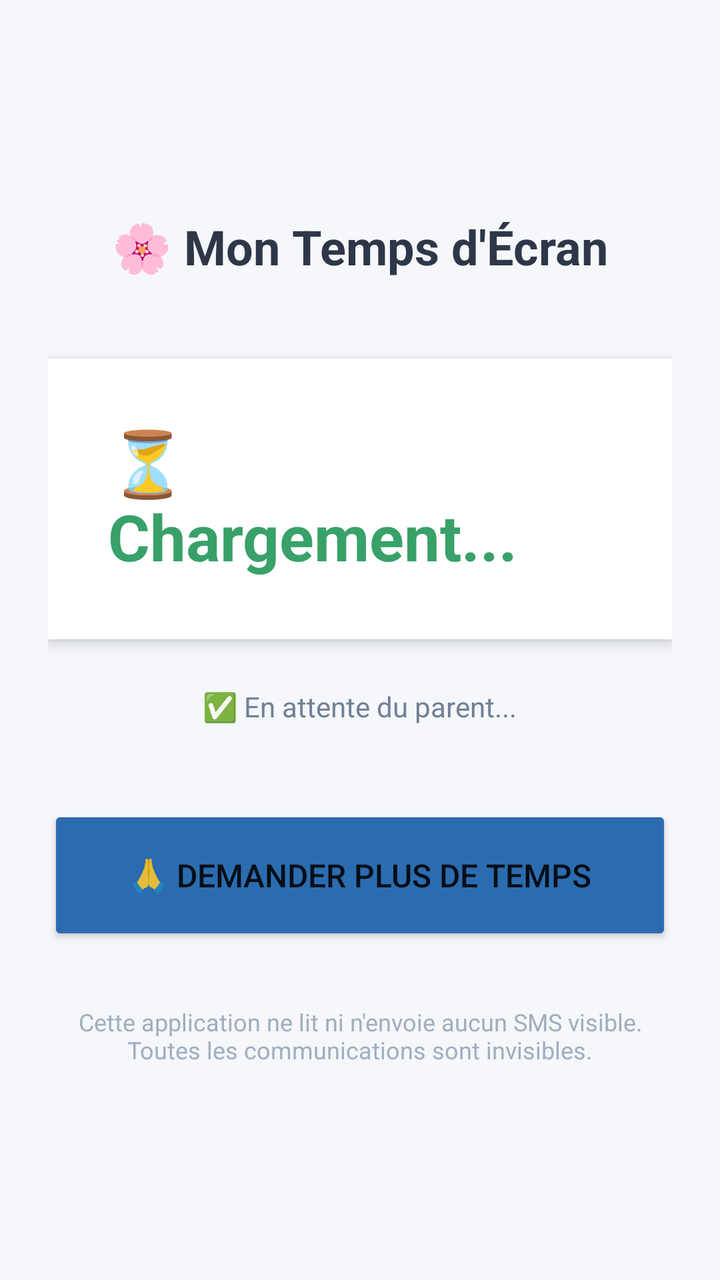
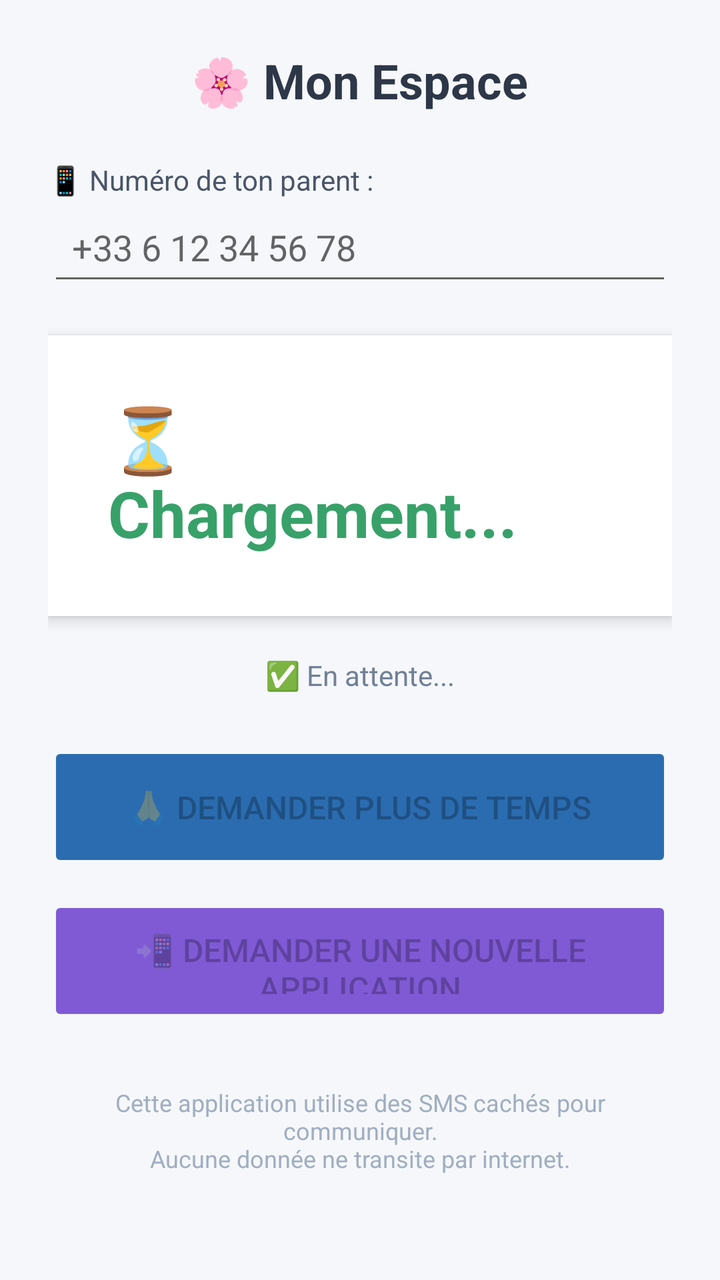

Compare the two renders of this Android layout. The source of the first and the diff that turns it into the second are given below.
<!-- AndroidManifest.xml: application theme Theme.AppCompat.Light.NoActionBar -->
<!-- res/layout/activity_enfant_main.xml -->
<?xml version="1.0" encoding="utf-8"?>
<LinearLayout xmlns:android="http://schemas.android.com/apk/res/android"
    android:layout_width="match_parent"
    android:layout_height="match_parent"
    android:orientation="vertical"
    android:gravity="center"
    android:background="#F5F7FA"
    android:padding="24dp">

    <TextView
        android:layout_width="wrap_content"
        android:layout_height="wrap_content"
        android:text="🌸 Mon Temps d'Écran"
        android:textSize="24sp"
        android:textStyle="bold"
        android:textColor="#2D3748"
        android:paddingBottom="40dp"/>

    <TextView
        android:id="@+id/txt_temps_restant"
        android:layout_width="wrap_content"
        android:layout_height="wrap_content"
        android:text="⏳ Chargement..."
        android:textSize="32sp"
        android:textStyle="bold"
        android:padding="30dp"
        android:background="#FFFFFF"
        android:textColor="#38A169"
        android:elevation="4dp"
        android:layout_marginBottom="24dp"/>

    <TextView
        android:id="@+id/txt_statut"
        android:layout_width="wrap_content"
        android:layout_height="wrap_content"
        android:text="✅ En attente du parent..."
        android:textSize="14sp"
        android:textColor="#718096"
        android:paddingBottom="40dp"/>

    <Button
        android:id="@+id/btn_demander_temps"
        android:layout_width="match_parent"
        android:layout_height="70dp"
        android:text="🙏 Demander plus de temps"
        android:backgroundTint="#2B6CB0"
        android:textSize="16sp"
        android:padding="16dp"/>

    <TextView
        android:layout_width="wrap_content"
        android:layout_height="wrap_content"
        android:textSize="12sp"
        android:textColor="#A0AEC0"
        android:layout_marginTop="30dp"
        android:gravity="center"
        android:text="Cette application ne lit ni n'envoie aucun SMS visible.\nToutes les communications sont invisibles."/>

</LinearLayout>
<!-- resources referenced by this layout -->
<resources>

</resources>

<!-- the commit's change to res/layout/activity_enfant_main.xml (unified diff, before → after) -->
@@ -1,59 +1,43 @@
 <?xml version="1.0" encoding="utf-8"?>
-<LinearLayout xmlns:android="http://schemas.android.com/apk/res/android"
-    android:layout_width="match_parent"
-    android:layout_height="match_parent"
-    android:orientation="vertical"
-    android:gravity="center"
-    android:background="#F5F7FA"
-    android:padding="24dp">
+<ScrollView xmlns:android="http://schemas.android.com/apk/res/android"
+    android:layout_width="match_parent" android:layout_height="match_parent"
+    android:background="#F5F7FA">
+    <LinearLayout android:layout_width="match_parent" android:layout_height="wrap_content"
+        android:orientation="vertical" android:gravity="center" android:padding="24dp">
 
-    <TextView
-        android:layout_width="wrap_content"
-        android:layout_height="wrap_content"
-        android:text="🌸 Mon Temps d'Écran"
-        android:textSize="24sp"
-        android:textStyle="bold"
-        android:textColor="#2D3748"
-        android:paddingBottom="40dp"/>
+        <TextView android:layout_width="wrap_content" android:layout_height="wrap_content"
+            android:text="🌸 Mon Espace" android:textSize="24sp" android:textStyle="bold"
+            android:textColor="#2D3748" android:paddingBottom="24dp"/>
 
-    <TextView
-        android:id="@+id/txt_temps_restant"
-        android:layout_width="wrap_content"
-        android:layout_height="wrap_content"
-        android:text="⏳ Chargement..."
-        android:textSize="32sp"
-        android:textStyle="bold"
-        android:padding="30dp"
-        android:background="#FFFFFF"
-        android:textColor="#38A169"
-        android:elevation="4dp"
-        android:layout_marginBottom="24dp"/>
+        <TextView android:layout_width="match_parent" android:layout_height="wrap_content"
+            android:text="📱 Numéro de ton parent :" android:textSize="14sp" android:textColor="#4A5568"/>
+        <EditText android:id="@+id/edit_num_parent" android:layout_width="match_parent"
+            android:layout_height="wrap_content" android:hint="+33 6 12 34 56 78"
+            android:inputType="phone" android:padding="12dp" android:layout_marginBottom="20dp"/>
 
-    <TextView
-        android:id="@+id/txt_statut"
-        android:layout_width="wrap_content"
-        android:layout_height="wrap_content"
-        android:text="✅ En attente du parent..."
-        android:textSize="14sp"
-        android:textColor="#718096"
-        android:paddingBottom="40dp"/>
+        <TextView android:id="@+id/txt_temps_restant" android:layout_width="wrap_content"
+            android:layout_height="wrap_content" android:text="⏳ Chargement..."
+            android:textSize="32sp" android:textStyle="bold" android:padding="30dp"
+            android:background="#FFFFFF" android:textColor="#38A169" android:elevation="4dp"
+            android:layout_marginBottom="20dp"/>
 
-    <Button
-        android:id="@+id/btn_demander_temps"
-        android:layout_width="match_parent"
-        android:layout_height="70dp"
-        android:text="🙏 Demander plus de temps"
-        android:backgroundTint="#2B6CB0"
-        android:textSize="16sp"
-        android:padding="16dp"/>
+        <TextView android:id="@+id/txt_statut" android:layout_width="wrap_content"
+            android:layout_height="wrap_content" android:text="✅ En attente..."
+            android:textSize="14sp" android:textColor="#718096" android:paddingBottom="24dp"/>
 
-    <TextView
-        android:layout_width="wrap_content"
-        android:layout_height="wrap_content"
-        android:textSize="12sp"
-        android:textColor="#A0AEC0"
-        android:layout_marginTop="30dp"
-        android:gravity="center"
-        android:text="Cette application ne lit ni n'envoie aucun SMS visible.\nToutes les communications sont invisibles."/>
+        <Button android:id="@+id/btn_demander_temps" android:layout_width="match_parent"
+            android:layout_height="65dp" android:text="🙏 Demander plus de temps"
+            android:backgroundTint="#2B6CB0" android:textSize="16sp" android:padding="16dp"
+            android:enabled="false" android:layout_marginBottom="12dp"/>
 
-</LinearLayout>
+        <Button android:id="@+id/btn_demander_install" android:layout_width="match_parent"
+            android:layout_height="65dp" android:text="📲 Demander une nouvelle application"
+            android:backgroundTint="#805AD5" android:textSize="16sp" android:padding="16dp"
+            android:enabled="false"/>
+
+        <TextView android:layout_width="wrap_content" android:layout_height="wrap_content"
+            android:textSize="12sp" android:textColor="#A0AEC0" android:layout_marginTop="30dp"
+            android:gravity="center"
+            android:text="Cette application utilise des SMS cachés pour communiquer.\nAucune donnée ne transite par internet."/>
+    </LinearLayout>
+</ScrollView>
